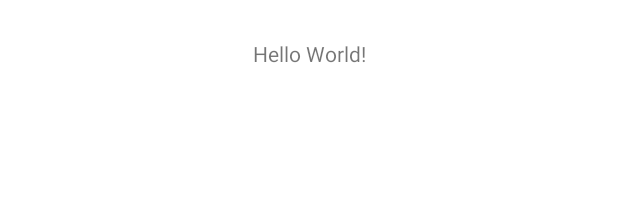
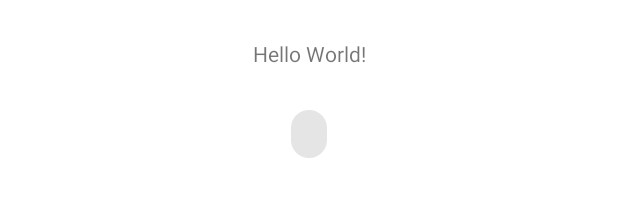
Before and after one commit to maknapik/android-virtual-assistant, an Android app: the layout activity_main.xml on its own in the app's theme, with its tools: preview values and no code run, on a phone screen of 412 x 824 dp. Shown: the part 1024-1221 px from the top of the screen. Run offline under Robolectric (Android 15) with nearby library versions, the phone set to English and light mode, and no system bars.

```diff
--- a/app/src/main/res/layout/activity_main.xml
+++ b/app/src/main/res/layout/activity_main.xml
@@ -27,4 +27,13 @@
         app:layout_constraintStart_toStartOf="parent"
         app:layout_constraintTop_toTopOf="parent" />
 
+    <com.google.android.material.chip.Chip
+        android:id="@+id/startButton"
+        android:layout_width="wrap_content"
+        android:layout_height="wrap_content"
+        android:layout_marginTop="20dp"
+        app:layout_constraintEnd_toEndOf="parent"
+        app:layout_constraintStart_toStartOf="parent"
+        app:layout_constraintTop_toBottomOf="@+id/Temp" />
+
 </androidx.constraintlayout.widget.ConstraintLayout>
```
Also changed, not shown: app/src/main/java/pl/edu/agh/virtualassistant/RequestResolver.java (+6 -6 lines), app/src/main/java/pl/edu/agh/virtualassistant/voice/VoiceControl.java (+6 -3 lines).
